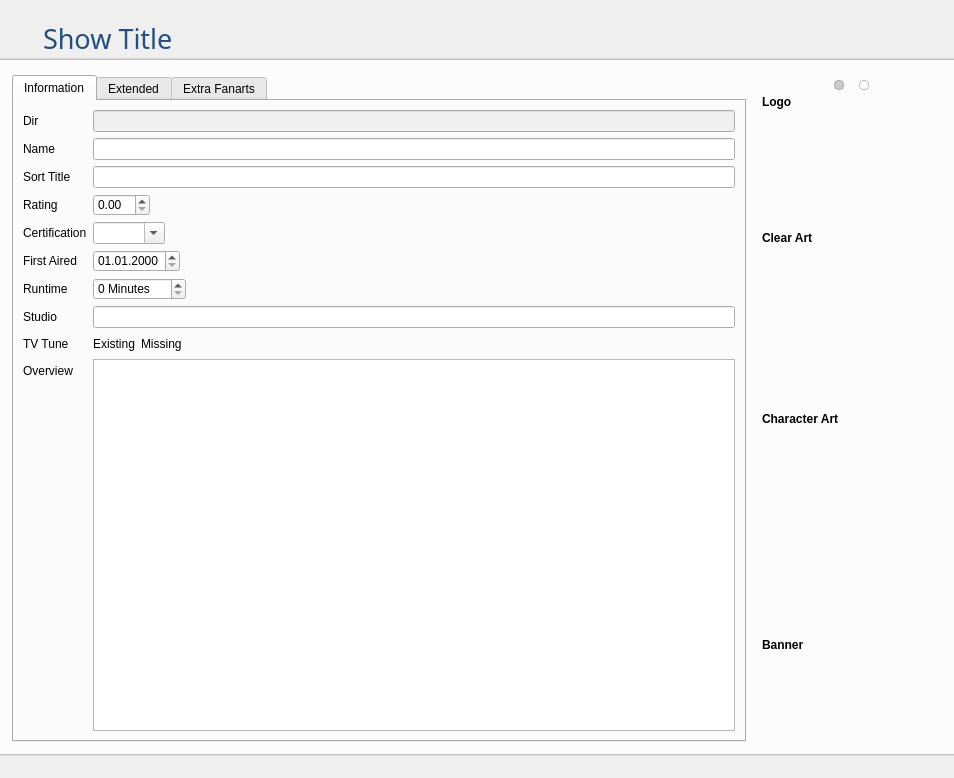
Komet/MediaElch, file tvShows/TvShowWidgetTvShow.ui: the form before one commit.
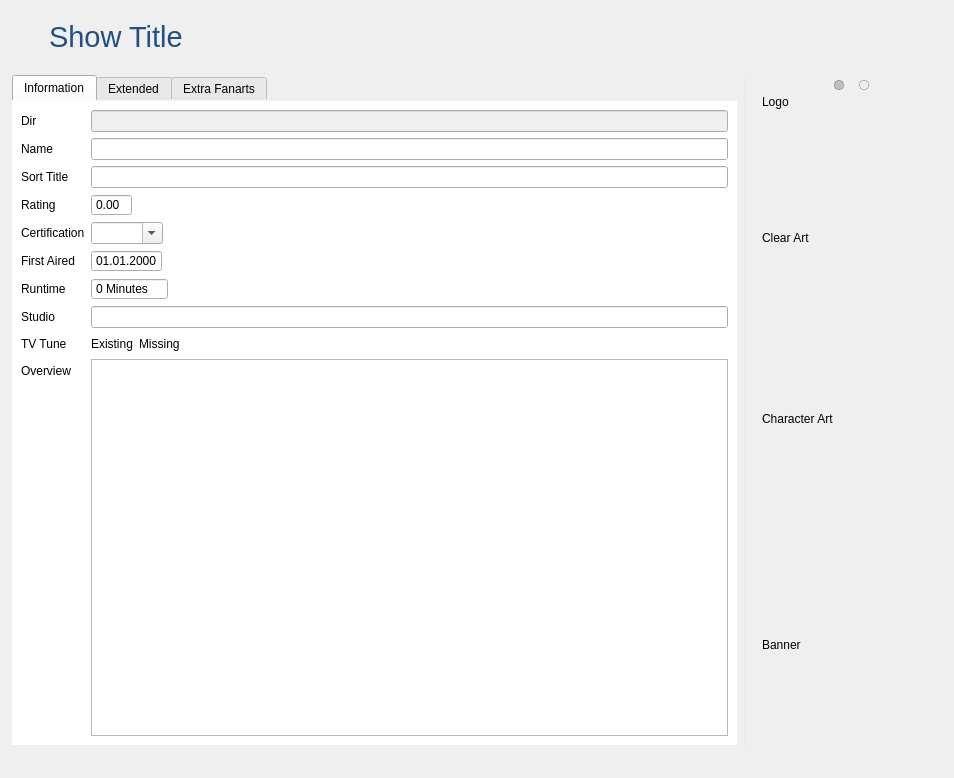
The form after the commit. The open tabs and pages were chosen to show the change. Icons and pictures are not drawn. Custom widgets are drawn as their Qt base class.

Commit message: Completed layout changes

```diff
--- a/tvShows/TvShowWidgetTvShow.ui
+++ b/tvShows/TvShowWidgetTvShow.ui
@@ -14,17 +14,16 @@
    <string>Form</string>
   </property>
   <property name="styleSheet">
-   <string notr="true">#scrollArea {
-	background: transparent;
+   <string notr="true">#tabWidget {
+	border: 0;
 }
-#scrollAreaWidgetContents {
-	background: transparent;
-}</string>
+
+#tab, #tab_2, #tab1 {
+	background-color: #ffffff;
+}
+</string>
   </property>
-  <layout class="QVBoxLayout" name="verticalLayout" stretch="0,0,1,0">
-   <property name="spacing">
-    <number>0</number>
-   </property>
+  <layout class="QVBoxLayout" name="verticalLayout" stretch="0,1">
    <property name="leftMargin">
     <number>0</number>
    </property>
@@ -79,8 +78,8 @@
       <widget class="QLabel" name="showTitle">
        <property name="font">
         <font>
-         <family>Pathway Gothic One</family>
-         <pointsize>20</pointsize>
+         <family>Helvetica Neue</family>
+         <pointsize>22</pointsize>
         </font>
        </property>
        <property name="styleSheet">
@@ -97,38 +96,19 @@
      </item>
     </layout>
    </item>
-   <item>
-    <widget class="QWidget" name="widget" native="true">
-     <property name="minimumSize">
-      <size>
-       <width>0</width>
-       <height>3</height>
-      </size>
-     </property>
-     <property name="maximumSize">
-      <size>
-       <width>16777215</width>
-       <height>3</height>
-      </size>
-     </property>
-     <property name="styleSheet">
-      <string notr="true">background-color: qlineargradient(spread:pad, x1:1, y1:1, x2:1, y2:0, stop:0 rgba(100, 100, 100, 255), stop:0.2 rgba(100, 100, 100, 50), stop:1 rgba(255, 255, 255, 0));
-</string>
-     </property>
-    </widget>
-   </item>
    <item>
     <widget class="QGroupBox" name="groupBox_3">
      <property name="styleSheet">
       <string notr="true">QGroupBox {
 	border-radius: 0;
-	background-color: rgba(255, 255, 255, 200);
-}</string>
+	background-color: transparent;
+}
+</string>
      </property>
      <property name="title">
       <string/>
      </property>
-     <layout class="QHBoxLayout" name="horizontalLayout_2" stretch="1,0">
+     <layout class="QHBoxLayout" name="horizontalLayout_2" stretch="1,0,0">
       <item>
        <widget class="QTabWidget" name="tabWidget">
         <property name="focusPolicy">
@@ -182,7 +162,11 @@
              </widget>
             </item>
             <item row="3" column="1">
-             <widget class="QDoubleSpinBox" name="rating"/>
+             <widget class="QDoubleSpinBox" name="rating">
+              <property name="buttonSymbols">
+               <enum>QAbstractSpinBox::NoButtons</enum>
+              </property>
+             </widget>
             </item>
             <item row="4" column="0">
              <widget class="QLabel" name="label_8">
@@ -210,6 +194,9 @@
             </item>
             <item row="5" column="1">
              <widget class="QDateEdit" name="firstAired">
+              <property name="buttonSymbols">
+               <enum>QAbstractSpinBox::NoButtons</enum>
+              </property>
               <property name="displayFormat">
                <string>dd.MM.yyyy</string>
               </property>
@@ -291,6 +278,9 @@
             </item>
             <item row="6" column="1">
              <widget class="QSpinBox" name="runtime">
+              <property name="buttonSymbols">
+               <enum>QAbstractSpinBox::NoButtons</enum>
+              </property>
               <property name="suffix">
                <string> Minutes</string>
               </property>
@@ -576,6 +566,25 @@
         </widget>
        </widget>
       </item>
+      <item>
+       <widget class="Line" name="line">
+        <property name="styleSheet">
+         <string notr="true">color: #ebebeb;</string>
+        </property>
+        <property name="frameShadow">
+         <enum>QFrame::Plain</enum>
+        </property>
+        <property name="lineWidth">
+         <number>1</number>
+        </property>
+        <property name="midLineWidth">
+         <number>0</number>
+        </property>
+        <property name="orientation">
+         <enum>Qt::Vertical</enum>
+        </property>
+       </widget>
+      </item>
       <item>
        <layout class="QVBoxLayout" name="verticalLayout_6" stretch="0,1">
         <property name="spacing">
@@ -872,12 +881,6 @@
             </property>
             <item>
              <widget class="QLabel" name="labelLogo">
-              <property name="font">
-               <font>
-                <weight>75</weight>
-                <bold>true</bold>
-               </font>
-              </property>
               <property name="text">
                <string>Logo</string>
               </property>
@@ -922,12 +925,6 @@
             </item>
             <item>
              <widget class="QLabel" name="labelClearArt">
-              <property name="font">
-               <font>
-                <weight>75</weight>
-                <bold>true</bold>
-               </font>
-              </property>
               <property name="text">
                <string>Clear Art</string>
               </property>
@@ -972,12 +969,6 @@
             </item>
             <item>
              <widget class="QLabel" name="labelCharacterArt">
-              <property name="font">
-               <font>
-                <weight>75</weight>
-                <bold>true</bold>
-               </font>
-              </property>
               <property name="text">
                <string>Character Art</string>
               </property>
@@ -1022,12 +1013,6 @@
             </item>
             <item>
              <widget class="QLabel" name="labelBanner">
-              <property name="font">
-               <font>
-                <weight>75</weight>
-                <bold>true</bold>
-               </font>
-              </property>
               <property name="text">
                <string>Banner</string>
               </property>
@@ -1089,26 +1074,6 @@
      </layout>
     </widget>
    </item>
-   <item>
-    <widget class="QWidget" name="widget_2" native="true">
-     <property name="minimumSize">
-      <size>
-       <width>0</width>
-       <height>3</height>
-      </size>
-     </property>
-     <property name="maximumSize">
-      <size>
-       <width>16777215</width>
-       <height>3</height>
-      </size>
-     </property>
-     <property name="styleSheet">
-      <string notr="true">background-color: qlineargradient(spread:pad, x1:1, y1:0, x2:1, y2:1, stop:0 rgba(100, 100, 100, 255), stop:0.2 rgba(100, 100, 100, 50), stop:1 rgba(255, 255, 255, 0));
-</string>
-     </property>
-    </widget>
-   </item>
   </layout>
  </widget>
  <customwidgets>
@@ -1118,6 +1083,11 @@
    <header>smallWidgets/SlidingStackedWidget.h</header>
    <container>1</container>
   </customwidget>
+  <customwidget>
+   <class>Badge</class>
+   <extends>QLabel</extends>
+   <header>smallWidgets/Badge.h</header>
+  </customwidget>
   <customwidget>
    <class>MyLabel</class>
    <extends>QLabel</extends>
@@ -1129,11 +1099,6 @@
    <header>smallWidgets/TagCloud.h</header>
    <container>1</container>
   </customwidget>
-  <customwidget>
-   <class>Badge</class>
-   <extends>QLabel</extends>
-   <header>smallWidgets/Badge.h</header>
-  </customwidget>
   <customwidget>
    <class>ImageGallery</class>
    <extends>QWidget</extends>
```
Left out of the diff: 127 changed lines with no effect on the pictures. The commit also changes 32 other files.
